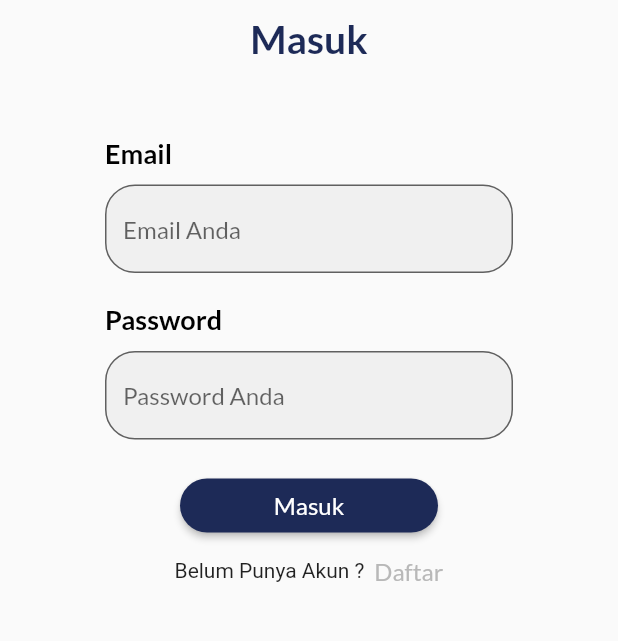
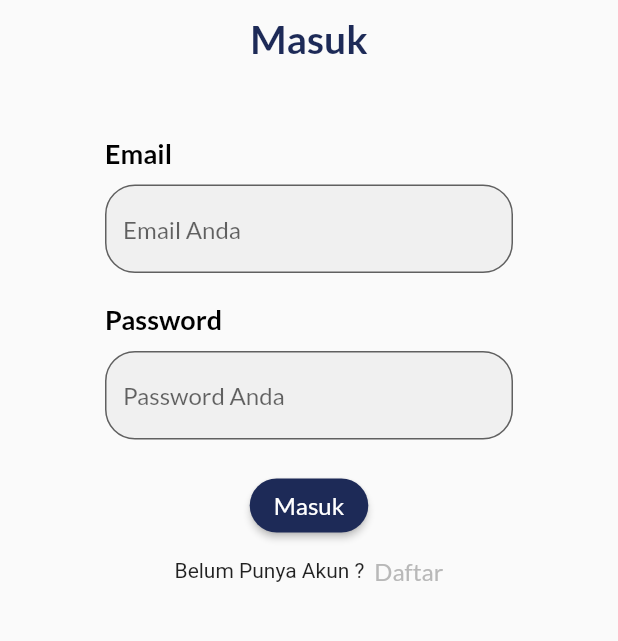
Before and after one commit to novannp/flutter_kbti, a Flutter app: the screen it shows after launch, on a phone screen of 412 x 824 dp, the part 363-1004 px from its top. Run offline on Flutter 3.47's test engine with Material 2 defaults, Android fonts, the phone set to English and light mode, and no system bars; our stand-ins replace flutter_secure_storage, google_fonts, shared_preferences.

```diff
--- a/lib/screens/login_screen.dart
+++ b/lib/screens/login_screen.dart
@@ -5,11 +5,26 @@ import 'package:kbti_app/widgets/custom_button.dart';
 import 'package:kbti_app/widgets/form_input.dart';
 import 'package:provider/provider.dart';
 
-class LoginScreen extends StatelessWidget {
+class LoginScreen extends StatefulWidget {
   LoginScreen({Key? key}) : super(key: key);
-  final emailCtrl = TextEditingController();
-  final passCtrl = TextEditingController();
-  final _formKey = GlobalKey<FormState>();
+
+  @override
+  State<LoginScreen> createState() => _LoginScreenState();
+}
+
+class _LoginScreenState extends State<LoginScreen> {
+  final TextEditingController emailCtrl = TextEditingController();
+
+  final TextEditingController passCtrl = TextEditingController();
+
+  final GlobalKey<FormState> _formKey = GlobalKey<FormState>();
+
+  @override
+  void dispose() {
+    super.dispose();
+    emailCtrl.dispose();
+    passCtrl.dispose();
+  }
 
   @override
   Widget build(BuildContext context) {
@@ -53,17 +68,13 @@ class LoginScreen extends StatelessWidget {
                   ]))
             ]),
             const SizedBox(height: 20),
-            Container(
-              margin: const EdgeInsets.symmetric(horizontal: 50),
-              width: double.infinity,
-              child: CustomButton(
+            CustomButton(
               title: 'Masuk',
               onPressed: () {
                 if (_formKey.currentState!.validate()) {
                   loginProvider.login(context, emailCtrl.text, passCtrl.text);
                 }
               },
-              ),
             ),
             const SizedBox(height: 10),
             Row(
```
Lines whose indentation alone changed are shown as unchanged.
